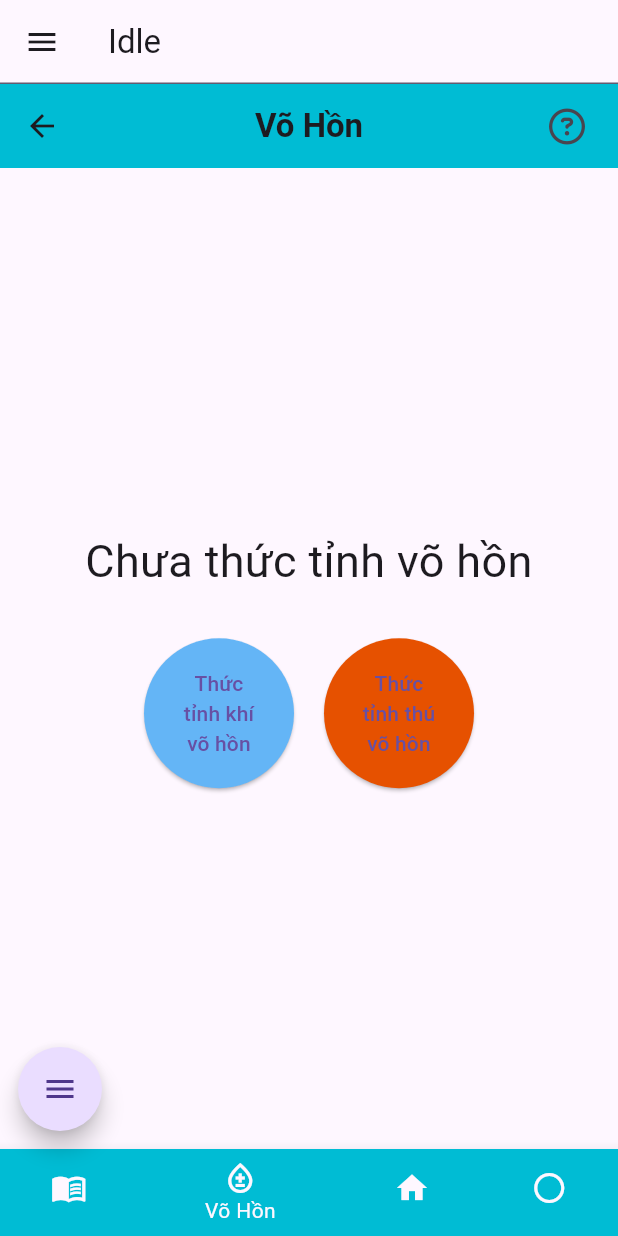
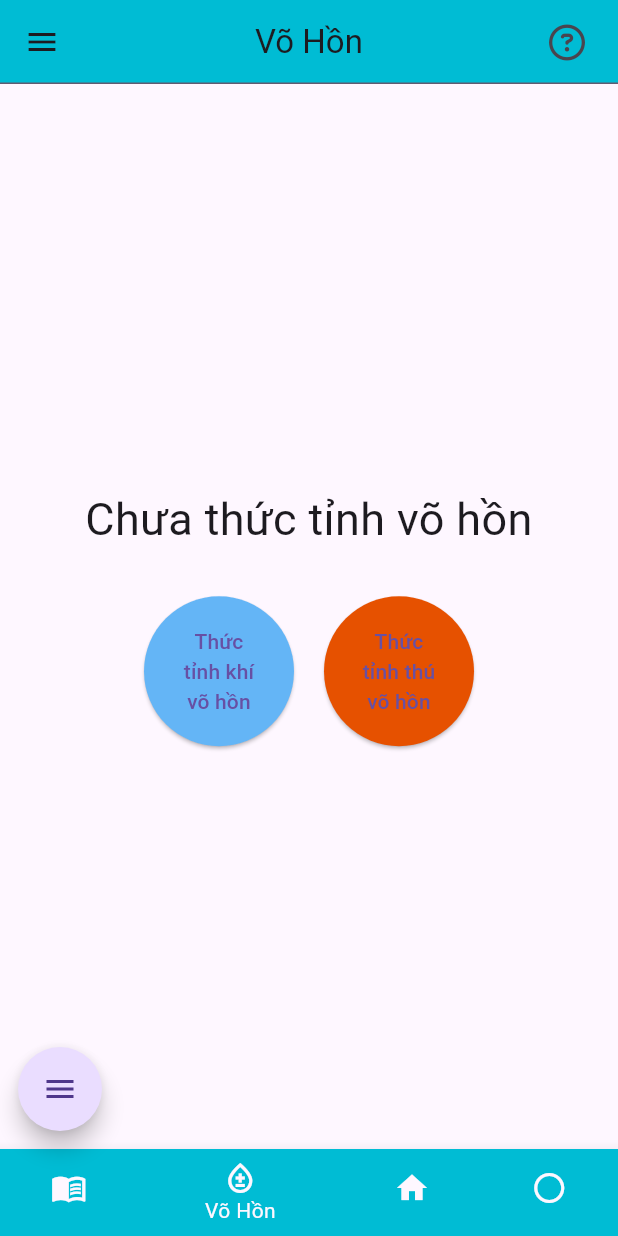
Before and after one commit to Dathvgl/flutter_destroyer, a Flutter app: the screen it shows after launch, after a tap on "SoulLand", on a phone screen of 412 x 824 dp. Run offline on Flutter 3.47's test engine with Material 3 defaults, Android fonts, the phone set to English and light mode, and no system bars; drawn by our look-alikes of flutter_speed_dial; our stand-ins replace bloc, cached_network_image, cookie_jar, dio, dio_cookie_manager, equatable and 13 more; missing offline and left inert: animated_segmented_tab_control; accounts and stored records are empty; network calls fail.

Commit message:
clean soulland

```diff
--- a/lib/main.dart
+++ b/lib/main.dart
@@ -12,6 +12,7 @@ import 'package:flutter_destroyer/cubits/theme/theme_cubit.dart';
 import 'package:flutter_destroyer/cubits/user/user_cubit.dart';
 import 'package:flutter_destroyer/firebase_options.dart';
 import 'package:flutter_destroyer/models/fetch_handle.dart';
+import 'package:flutter_destroyer/models/soulland/tutiens.dart';
 import 'package:flutter_destroyer/models/tuTien/tu_tien.dart';
 import 'package:flutter_destroyer/pages/auth_page.dart';
 import 'package:flutter_destroyer/pages/calculator/page.dart';
@@ -25,6 +26,7 @@ import 'package:flutter_destroyer/repositories/auth_repository.dart';
 import 'package:flutter_destroyer/repositories/user_repository.dart';
 import 'package:flutter_destroyer/utils/scaffold.dart';
 import 'package:go_router/go_router.dart';
+import 'package:provider/provider.dart';
 
 /*
 flutter run --web-port 3000
@@ -185,6 +187,13 @@ class MyApp extends StatelessWidget {
             );
           }),
           BlocProvider(create: (context) => MangaCubit()),
+          MultiProvider(
+            providers: [
+              ChangeNotifierProvider(
+                create: (_) => TuTien(),
+              ),
+            ],
+          ),
         ],
         child: BlocBuilder<ThemeCubit, ThemeState>(
           builder: (context, state) {
--- a/lib/pages/soulLand/components/base.dart
+++ b/lib/pages/soulLand/components/base.dart
@@ -1,9 +1,9 @@
 import 'dart:async';
 
 import 'package:flutter/material.dart';
-import 'package:flutter_bloc/flutter_bloc.dart';
 import 'package:flutter_destroyer/models/soulland/tutiens.dart';
 import 'package:flutter_speed_dial/flutter_speed_dial.dart';
+import 'package:provider/provider.dart';
 
 class LuaChonTuLuyen extends StatefulWidget {
   const LuaChonTuLuyen({super.key});
--- a/lib/pages/soulLand/components/soul_land_body.dart
+++ b/lib/pages/soulLand/components/soul_land_body.dart
@@ -1,12 +1,10 @@
 import 'package:flutter/material.dart';
 import 'package:flutter_bloc/flutter_bloc.dart';
 import 'package:flutter_destroyer/cubits/bottomIndexed/bottom_indexed_cubit.dart';
-import 'package:flutter_destroyer/models/soulland/tutiens.dart';
 import 'package:flutter_destroyer/pages/soulland/congphap.dart';
 import 'package:flutter_destroyer/pages/soulland/honhoan.dart';
 import 'package:flutter_destroyer/pages/soulland/tuluyen.dart';
 import 'package:flutter_destroyer/pages/soulland/vohon.dart';
-import 'package:provider/provider.dart';
 
 final _tabPages = [
   const CongPhapPage(),
@@ -21,20 +19,13 @@ class SoulLandBody extends StatelessWidget {
 
   @override
   Widget build(BuildContext context) {
-    return MultiProvider(
-      providers: [
-        ChangeNotifierProvider(
-          create: (_) => TuTien(),
-        )
-      ],
-      child: BlocBuilder<BottomIndexedCubit, BottomIndexedState>(
+    return BlocBuilder<BottomIndexedCubit, BottomIndexedState>(
       builder: (context, state) {
         return IndexedStack(
           index: state.page,
           children: _tabPages,
         );
       },
-      ),
     );
   }
 }
--- a/lib/pages/soulLand/components/soul_land_bottom_navigation.dart
+++ b/lib/pages/soulLand/components/soul_land_bottom_navigation.dart
@@ -30,6 +30,13 @@ final _itemPages = <BottomNavigationBarItem>[
   // ),
 ];
 
+final soulLandInfos = _itemPages.map((item) {
+  return {
+    "label": item.label,
+    "backgroundColor": item.backgroundColor,
+  };
+}).toList();
+
 class SoulLandBottomNavigation extends StatelessWidget {
   const SoulLandBottomNavigation({super.key});
 
--- a/lib/pages/soulLand/congphap.dart
+++ b/lib/pages/soulLand/congphap.dart
@@ -33,18 +33,7 @@ class _CongPhapPageState extends State<CongPhapPage> {
 
   @override
   Widget build(BuildContext context) {
-    return Scaffold(
-      appBar: AppBar(
-        centerTitle: true,
-        title: const Text(
-          'Công Pháp',
-          style: TextStyle(
-            fontWeight: FontWeight.bold,
-          ),
-        ),
-        backgroundColor: Colors.green,
-      ),
-      body: Column(
+    return Column(
       mainAxisSize: MainAxisSize.max,
       children: [
         Expanded(
@@ -72,7 +61,6 @@ class _CongPhapPageState extends State<CongPhapPage> {
           ),
         ),
       ],
-      ),
     );
   }
 }
--- a/lib/pages/soulLand/honcot.dart
+++ b/lib/pages/soulLand/honcot.dart
@@ -10,13 +10,8 @@ class HonCotPage extends StatefulWidget {
 class _HonCotPageState extends State<HonCotPage> {
   @override
   Widget build(BuildContext context) {
-    return Scaffold(
-      appBar: AppBar(
-        backgroundColor: Colors.grey,
-      ),
-      body: const Center(
-        child: Text('Hồn cốt'),
-      ),
+    return const Center(
+      child: Text('Hồn cốt'),
     );
   }
 }
--- a/lib/pages/soulLand/honhoan.dart
+++ b/lib/pages/soulLand/honhoan.dart
@@ -46,26 +46,26 @@ class _HonHoanPageState extends State<HonHoanPage> {
 
   @override
   Widget build(BuildContext context) {
-    return Scaffold(
-      appBar: AppBar(
-        centerTitle: true,
-        title: const Text(
-          'Hồn Hoàn',
-          style: TextStyle(
-            fontWeight: FontWeight.bold,
+    return Stack(
+      children: [
+        ListView(
+          controller: ScrollController(),
+          children: [
+            ...honhoans,
+          ],
+        ),
+        Positioned(
+          child: Align(
+            alignment: Alignment.bottomRight,
+            child: Padding(
+              padding: const EdgeInsets.all(12),
+              child: LuaChonHonHoan(
+                callback: taohonhoan,
+              ),
+            ),
           ),
         ),
-        backgroundColor: Colors.indigo,
-      ),
-      body: ListView(
-        controller: ScrollController(),
-        children: [
-          ...honhoans,
-        ],
-      ),
-      floatingActionButton: LuaChonHonHoan(
-        callback: taohonhoan,
-      ),
+      ],
     );
   }
 }
--- a/lib/pages/soulLand/load.dart
+++ /dev/null
@@ -1,24 +0,0 @@
-import 'package:flutter/material.dart';
-
-class LoadingPage extends StatelessWidget {
-  const LoadingPage({super.key});
-
-  @override
-  Widget build(BuildContext context) {
-    return const MaterialApp(
-      debugShowCheckedModeBanner: false,
-      home: Scaffold(
-        backgroundColor: Colors.white70,
-        body: Center(
-          child: Text(
-            'Loading',
-            style: TextStyle(
-              fontSize: 30.0,
-              fontWeight: FontWeight.bold,
-            ),
-          ),
-        ),
-      ),
-    );
-  }
-}
--- a/lib/pages/soulLand/tuluyen.dart
+++ b/lib/pages/soulLand/tuluyen.dart
@@ -75,18 +75,7 @@ class _TuLuyenPageState extends State<TuLuyenPage> {
     HonLuc honluc = context.watch<TuTien>().honluc;
     TinhThanLuc tinhthanluc = context.watch<TuTien>().tinhthanluc;
 
-    return Scaffold(
-      appBar: AppBar(
-        centerTitle: true,
-        title: const Text(
-          'Tu Luyện',
-          style: TextStyle(
-            fontWeight: FontWeight.bold,
-          ),
-        ),
-        backgroundColor: Colors.blue,
-      ),
-      body: Center(
+    return Center(
       child: SingleChildScrollView(
         child: Padding(
           padding: const EdgeInsets.symmetric(
@@ -166,7 +155,6 @@ class _TuLuyenPageState extends State<TuLuyenPage> {
           ),
         ),
       ),
-      ),
     );
   }
 }
--- a/lib/pages/soulLand/vohon.dart
+++ b/lib/pages/soulLand/vohon.dart
@@ -1,7 +1,6 @@
 import 'package:flutter/material.dart';
 import 'package:flutter_destroyer/models/soulland/tutiens.dart';
 import 'package:flutter_destroyer/models/soulland/vohons.dart';
-import 'package:font_awesome_flutter/font_awesome_flutter.dart';
 import 'package:provider/provider.dart';
 
 class VoHonPage extends StatefulWidget {
@@ -16,40 +15,9 @@ class _VoHonPageState extends State<VoHonPage> {
     context.read<TuTien>().updateVoHon(index);
   }
 
-  void customDialog() {
-    showDialog(
-      context: context,
-      builder: (_) => const HuongDanVoHon(),
-    );
-  }
-
   @override
   Widget build(BuildContext context) {
-    return Scaffold(
-      appBar: AppBar(
-        centerTitle: true,
-        title: const Text(
-          'Võ Hồn',
-          style: TextStyle(
-            fontWeight: FontWeight.bold,
-          ),
-        ),
-        backgroundColor: Colors.cyan,
-        actions: [
-          Padding(
-            padding: const EdgeInsets.only(
-              right: 10.0,
-            ),
-            child: IconButton(
-              onPressed: customDialog,
-              icon: const FaIcon(
-                FontAwesomeIcons.circleQuestion,
-              ),
-            ),
-          )
-        ],
-      ),
-      body: Center(
+    return Center(
       child: SingleChildScrollView(
         child: Column(
           children: [
@@ -68,7 +36,6 @@ class _VoHonPageState extends State<VoHonPage> {
               callback: taovohon,
             ),
           ],
-          ),
         ),
       ),
     );
--- a/lib/utils/scaffold.dart
+++ b/lib/utils/scaffold.dart
@@ -1,11 +1,14 @@
 import 'package:flutter/material.dart';
 import 'package:flutter_bloc/flutter_bloc.dart';
+import 'package:flutter_destroyer/cubits/bottomIndexed/bottom_indexed_cubit.dart';
 import 'package:flutter_destroyer/cubits/manga/manga_cubit.dart';
 import 'package:flutter_destroyer/drawer/index.dart';
 import 'package:flutter_destroyer/extensions/string.dart';
 import 'package:flutter_destroyer/pages/manga/mangaChapter/manga_chapter_end_drawer.dart';
 import 'package:flutter_destroyer/pages/soulLand/components/base.dart';
 import 'package:flutter_destroyer/pages/soulLand/components/soul_land_bottom_navigation.dart';
+import 'package:flutter_destroyer/pages/soulland/vohon.dart';
+import 'package:font_awesome_flutter/font_awesome_flutter.dart';
 import 'package:go_router/go_router.dart';
 
 Widget _appBarLeading(BuildContext context) {
@@ -25,8 +28,10 @@ Scaffold scaffoldHandle({
   Widget body = child;
 
   bool appbar = true;
+  Color? backgroundColor;
   bool? centerTitle;
   Widget? leading;
+  List<Widget>? actions;
   Widget? endDrawer;
   Widget? bottomNavigationBar;
   FloatingActionButtonLocation? floatingActionButtonLocation;
@@ -83,7 +88,35 @@ Scaffold scaffoldHandle({
   }
 
   if (path.contains("/soulland")) {
-    title = "Idle";
+    final page = context.watch<BottomIndexedCubit>().state.page;
+    final info = soulLandInfos[page];
+
+    title = info["label"] as String;
+
+    centerTitle = true;
+
+    backgroundColor = info["backgroundColor"] as Color;
+
+    if (page == 1) {
+      actions = [
+        Padding(
+          padding: const EdgeInsets.only(
+            right: 10.0,
+          ),
+          child: IconButton(
+            onPressed: () {
+              showDialog(
+                context: context,
+                builder: (_) => const HuongDanVoHon(),
+              );
+            },
+            icon: const FaIcon(
+              FontAwesomeIcons.circleQuestion,
+            ),
+          ),
+        )
+      ];
+    }
 
     bottomNavigationBar = const SoulLandBottomNavigation();
 
@@ -99,6 +132,8 @@ Scaffold scaffoldHandle({
             title: Text(title),
             centerTitle: centerTitle,
             leading: leading,
+            backgroundColor: backgroundColor,
+            actions: actions,
             shape: Border(
               bottom: BorderSide(
                 color: Theme.of(context).colorScheme.secondary,
```
Lines whose indentation alone changed are shown as unchanged.
